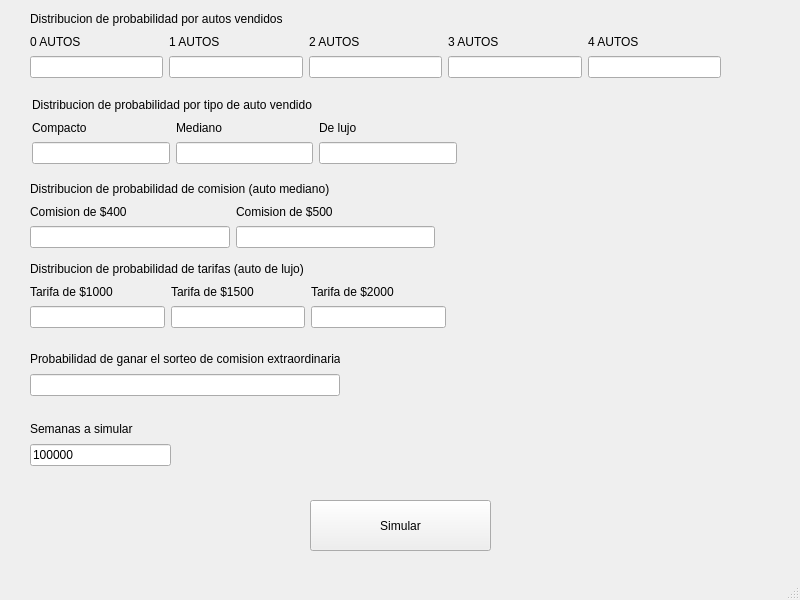
This is TP3 Simulacion/interfazSimuladorAutos.ui in tinchomengo/simulacionTPs as Qt 5 draws it before an edit. The edited form follows.
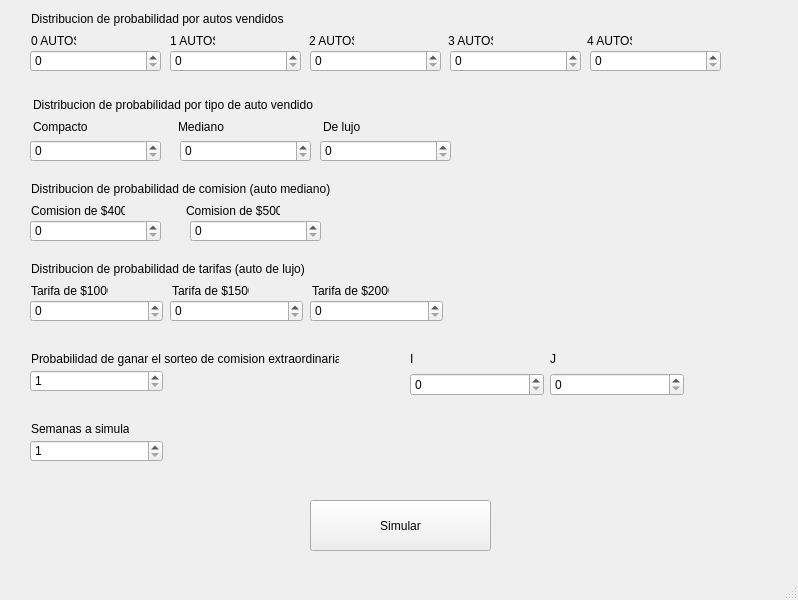
This is the edited form.

Commit message: parte simulacion + interfaz

Patch:
```diff
--- a/TP3 Simulacion/interfazSimuladorAutos.ui
+++ b/TP3 Simulacion/interfazSimuladorAutos.ui
@@ -6,7 +6,7 @@
    <rect>
     <x>0</x>
     <y>0</y>
-    <width>800</width>
+    <width>798</width>
     <height>600</height>
    </rect>
   </property>
@@ -14,35 +14,6 @@
    <string>MainWindow</string>
   </property>
   <widget class="QWidget" name="centralwidget">
-   <widget class="QWidget" name="layoutWidget">
-    <property name="geometry">
-     <rect>
-      <x>30</x>
-      <y>420</y>
-      <width>141</width>
-      <height>46</height>
-     </rect>
-    </property>
-    <layout class="QGridLayout" name="gridLayout_6">
-     <item row="0" column="0">
-      <widget class="QLabel" name="label_19">
-       <property name="text">
-        <string>Semanas a simular</string>
-       </property>
-      </widget>
-     </item>
-     <item row="1" column="0">
-      <widget class="QLineEdit" name="lineEdit_15">
-       <property name="inputMask">
-        <string>1000000</string>
-       </property>
-       <property name="text">
-        <string>100000</string>
-       </property>
-      </widget>
-     </item>
-    </layout>
-   </widget>
    <widget class="QPushButton" name="pushButton">
     <property name="geometry">
      <rect>
@@ -56,306 +27,450 @@
      <string>Simular</string>
     </property>
    </widget>
-   <widget class="QWidget" name="">
+   <widget class="QSpinBox" name="probGanar">
     <property name="geometry">
      <rect>
       <x>30</x>
-      <y>10</y>
-      <width>691</width>
-      <height>68</height>
+      <y>370</y>
+      <width>133</width>
+      <height>22</height>
      </rect>
     </property>
-    <layout class="QGridLayout" name="gridLayout">
-     <item row="0" column="0" colspan="2">
-      <widget class="QLabel" name="label">
-       <property name="text">
-        <string>Distribucion de probabilidad por autos vendidos</string>
-       </property>
-      </widget>
-     </item>
-     <item row="1" column="0">
-      <widget class="QLabel" name="label_2">
-       <property name="text">
-        <string>0 AUTOS</string>
-       </property>
-      </widget>
-     </item>
-     <item row="1" column="1">
-      <widget class="QLabel" name="label_3">
-       <property name="text">
-        <string>1 AUTOS</string>
-       </property>
-      </widget>
-     </item>
-     <item row="1" column="2">
-      <widget class="QLabel" name="label_4">
-       <property name="text">
-        <string>2 AUTOS</string>
-       </property>
-      </widget>
-     </item>
-     <item row="1" column="3">
-      <widget class="QLabel" name="label_5">
-       <property name="text">
-        <string>3 AUTOS</string>
-       </property>
-      </widget>
-     </item>
-     <item row="1" column="4">
-      <widget class="QLabel" name="label_6">
-       <property name="text">
-        <string>4 AUTOS</string>
-       </property>
-      </widget>
-     </item>
-     <item row="2" column="0">
-      <widget class="QLineEdit" name="lineEdit">
-       <property name="inputMask">
-        <string>99</string>
-       </property>
-      </widget>
-     </item>
-     <item row="2" column="1">
-      <widget class="QLineEdit" name="lineEdit_2">
-       <property name="inputMask">
-        <string>99</string>
-       </property>
-      </widget>
-     </item>
-     <item row="2" column="2">
-      <widget class="QLineEdit" name="lineEdit_3">
-       <property name="inputMask">
-        <string>99</string>
-       </property>
-       <property name="text">
-        <string/>
-       </property>
-      </widget>
-     </item>
-     <item row="2" column="3">
-      <widget class="QLineEdit" name="lineEdit_4">
-       <property name="inputMask">
-        <string>99</string>
-       </property>
-      </widget>
-     </item>
-     <item row="2" column="4">
-      <widget class="QLineEdit" name="lineEdit_5">
-       <property name="inputMask">
-        <string>99</string>
-       </property>
-      </widget>
-     </item>
-    </layout>
+    <property name="minimum">
+     <number>1</number>
+    </property>
+    <property name="maximum">
+     <number>100</number>
+    </property>
    </widget>
-   <widget class="QWidget" name="">
+   <widget class="QSpinBox" name="tarifa1">
     <property name="geometry">
      <rect>
-      <x>32</x>
-      <y>96</y>
-      <width>425</width>
-      <height>68</height>
+      <x>30</x>
+      <y>300</y>
+      <width>133</width>
+      <height>22</height>
      </rect>
     </property>
-    <layout class="QGridLayout" name="gridLayout_2">
-     <item row="0" column="0" colspan="2">
-      <widget class="QLabel" name="label_14">
-       <property name="text">
-        <string>Distribucion de probabilidad por tipo de auto vendido</string>
-       </property>
-      </widget>
-     </item>
-     <item row="1" column="0">
-      <widget class="QLabel" name="label_15">
-       <property name="text">
-        <string>Compacto</string>
-       </property>
-      </widget>
-     </item>
-     <item row="1" column="1">
-      <widget class="QLabel" name="label_16">
-       <property name="text">
-        <string>Mediano</string>
-       </property>
-      </widget>
-     </item>
-     <item row="1" column="2">
-      <widget class="QLabel" name="label_17">
-       <property name="text">
-        <string>De lujo</string>
-       </property>
-      </widget>
-     </item>
-     <item row="2" column="0">
-      <widget class="QLineEdit" name="lineEdit_11">
-       <property name="inputMask">
-        <string>99</string>
-       </property>
-      </widget>
-     </item>
-     <item row="2" column="1">
-      <widget class="QLineEdit" name="lineEdit_12">
-       <property name="inputMask">
-        <string>99</string>
-       </property>
-      </widget>
-     </item>
-     <item row="2" column="2">
-      <widget class="QLineEdit" name="lineEdit_13">
-       <property name="inputMask">
-        <string>99</string>
-       </property>
-      </widget>
-     </item>
-    </layout>
    </widget>
-   <widget class="QWidget" name="">
+   <widget class="QSpinBox" name="tarifa2">
     <property name="geometry">
      <rect>
+      <x>170</x>
+      <y>300</y>
+      <width>133</width>
+      <height>22</height>
+     </rect>
+    </property>
+   </widget>
+   <widget class="QSpinBox" name="tarifa3">
+    <property name="geometry">
+     <rect>
+      <x>310</x>
+      <y>300</y>
+      <width>133</width>
+      <height>22</height>
+     </rect>
+    </property>
+   </widget>
+   <widget class="QSpinBox" name="comision1">
+    <property name="geometry">
+     <rect>
       <x>30</x>
-      <y>180</y>
-      <width>405</width>
-      <height>68</height>
+      <y>220</y>
+      <width>131</width>
+      <height>22</height>
      </rect>
     </property>
-    <layout class="QGridLayout" name="gridLayout_3">
-     <item row="2" column="1">
-      <widget class="QLineEdit" name="lineEdit_6">
-       <property name="inputMask">
-        <string>99</string>
-       </property>
-       <property name="text">
-        <string/>
-       </property>
-      </widget>
-     </item>
-     <item row="1" column="1">
-      <widget class="QLabel" name="label_7">
-       <property name="text">
-        <string>Comision de $500</string>
-       </property>
-      </widget>
-     </item>
-     <item row="1" column="0">
-      <widget class="QLabel" name="label_8">
-       <property name="text">
-        <string>Comision de $400</string>
-       </property>
-      </widget>
-     </item>
-     <item row="2" column="0">
-      <widget class="QLineEdit" name="lineEdit_7">
-       <property name="inputMask">
-        <string>99</string>
-       </property>
-       <property name="text">
-        <string/>
-       </property>
-      </widget>
-     </item>
-     <item row="0" column="0" colspan="2">
-      <widget class="QLabel" name="label_9">
-       <property name="text">
-        <string>Distribucion de probabilidad de comision (auto mediano)</string>
-       </property>
-      </widget>
-     </item>
-    </layout>
    </widget>
-   <widget class="QWidget" name="">
+   <widget class="QSpinBox" name="comision2">
     <property name="geometry">
      <rect>
+      <x>190</x>
+      <y>220</y>
+      <width>131</width>
+      <height>22</height>
+     </rect>
+    </property>
+   </widget>
+   <widget class="QSpinBox" name="compacto">
+    <property name="geometry">
+     <rect>
       <x>30</x>
-      <y>260</y>
-      <width>416</width>
-      <height>68</height>
+      <y>140</y>
+      <width>131</width>
+      <height>22</height>
      </rect>
     </property>
-    <layout class="QGridLayout" name="gridLayout_4">
-     <item row="0" column="0" colspan="2">
-      <widget class="QLabel" name="label_12">
-       <property name="text">
-        <string>Distribucion de probabilidad de tarifas (auto de lujo)</string>
-       </property>
-      </widget>
-     </item>
-     <item row="1" column="0">
-      <widget class="QLabel" name="label_11">
-       <property name="text">
-        <string>Tarifa de $1000</string>
-       </property>
-      </widget>
-     </item>
-     <item row="1" column="1">
-      <widget class="QLabel" name="label_10">
-       <property name="text">
-        <string>Tarifa de $1500</string>
-       </property>
-      </widget>
-     </item>
-     <item row="1" column="2">
-      <widget class="QLabel" name="label_13">
-       <property name="text">
-        <string>Tarifa de $2000</string>
-       </property>
-      </widget>
-     </item>
-     <item row="2" column="0">
-      <widget class="QLineEdit" name="lineEdit_9">
-       <property name="inputMask">
-        <string>99</string>
-       </property>
-       <property name="text">
-        <string/>
-       </property>
-      </widget>
-     </item>
-     <item row="2" column="1">
-      <widget class="QLineEdit" name="lineEdit_8">
-       <property name="inputMask">
-        <string>99</string>
-       </property>
-       <property name="text">
-        <string/>
-       </property>
-      </widget>
-     </item>
-     <item row="2" column="2">
-      <widget class="QLineEdit" name="lineEdit_10">
-       <property name="inputMask">
-        <string>99</string>
-       </property>
-       <property name="text">
-        <string/>
-       </property>
-      </widget>
-     </item>
-    </layout>
    </widget>
-   <widget class="QWidget" name="">
+   <widget class="QSpinBox" name="mediano">
     <property name="geometry">
      <rect>
+      <x>180</x>
+      <y>140</y>
+      <width>131</width>
+      <height>22</height>
+     </rect>
+    </property>
+   </widget>
+   <widget class="QSpinBox" name="lujo">
+    <property name="geometry">
+     <rect>
+      <x>320</x>
+      <y>140</y>
+      <width>131</width>
+      <height>22</height>
+     </rect>
+    </property>
+   </widget>
+   <widget class="QSpinBox" name="auto0">
+    <property name="geometry">
+     <rect>
       <x>30</x>
+      <y>50</y>
+      <width>131</width>
+      <height>22</height>
+     </rect>
+    </property>
+   </widget>
+   <widget class="QSpinBox" name="auto1">
+    <property name="geometry">
+     <rect>
+      <x>170</x>
+      <y>50</y>
+      <width>131</width>
+      <height>22</height>
+     </rect>
+    </property>
+   </widget>
+   <widget class="QSpinBox" name="auto2">
+    <property name="geometry">
+     <rect>
+      <x>310</x>
+      <y>50</y>
+      <width>131</width>
+      <height>22</height>
+     </rect>
+    </property>
+   </widget>
+   <widget class="QSpinBox" name="auto3">
+    <property name="geometry">
+     <rect>
+      <x>450</x>
+      <y>50</y>
+      <width>131</width>
+      <height>22</height>
+     </rect>
+    </property>
+   </widget>
+   <widget class="QSpinBox" name="auto4">
+    <property name="geometry">
+     <rect>
+      <x>590</x>
+      <y>50</y>
+      <width>131</width>
+      <height>22</height>
+     </rect>
+    </property>
+   </widget>
+   <widget class="QSpinBox" name="semanas">
+    <property name="geometry">
+     <rect>
+      <x>30</x>
+      <y>440</y>
+      <width>133</width>
+      <height>22</height>
+     </rect>
+    </property>
+    <property name="minimum">
+     <number>1</number>
+    </property>
+    <property name="maximum">
+     <number>100000</number>
+    </property>
+   </widget>
+   <widget class="QLabel" name="label_18">
+    <property name="geometry">
+     <rect>
+      <x>31</x>
+      <y>351</y>
+      <width>308</width>
+      <height>16</height>
+     </rect>
+    </property>
+    <property name="text">
+     <string>Probabilidad de ganar el sorteo de comision extraordinaria</string>
+    </property>
+   </widget>
+   <widget class="QLabel" name="label_10">
+    <property name="geometry">
+     <rect>
+      <x>172</x>
+      <y>283</y>
+      <width>77</width>
+      <height>16</height>
+     </rect>
+    </property>
+    <property name="text">
+     <string>Tarifa de $1500</string>
+    </property>
+   </widget>
+   <widget class="QLabel" name="label_13">
+    <property name="geometry">
+     <rect>
+      <x>312</x>
+      <y>283</y>
+      <width>77</width>
+      <height>16</height>
+     </rect>
+    </property>
+    <property name="text">
+     <string>Tarifa de $2000</string>
+    </property>
+   </widget>
+   <widget class="QLabel" name="label_12">
+    <property name="geometry">
+     <rect>
+      <x>31</x>
+      <y>261</y>
+      <width>275</width>
+      <height>16</height>
+     </rect>
+    </property>
+    <property name="text">
+     <string>Distribucion de probabilidad de tarifas (auto de lujo)</string>
+    </property>
+   </widget>
+   <widget class="QLabel" name="label_11">
+    <property name="geometry">
+     <rect>
+      <x>31</x>
+      <y>283</y>
+      <width>77</width>
+      <height>16</height>
+     </rect>
+    </property>
+    <property name="text">
+     <string>Tarifa de $1000</string>
+    </property>
+   </widget>
+   <widget class="QLabel" name="label_7">
+    <property name="geometry">
+     <rect>
+      <x>186</x>
+      <y>203</y>
+      <width>94</width>
+      <height>16</height>
+     </rect>
+    </property>
+    <property name="text">
+     <string>Comision de $500</string>
+    </property>
+   </widget>
+   <widget class="QLabel" name="label_8">
+    <property name="geometry">
+     <rect>
+      <x>31</x>
+      <y>203</y>
+      <width>94</width>
+      <height>16</height>
+     </rect>
+    </property>
+    <property name="text">
+     <string>Comision de $400</string>
+    </property>
+   </widget>
+   <widget class="QLabel" name="label_9">
+    <property name="geometry">
+     <rect>
+      <x>31</x>
+      <y>181</y>
+      <width>303</width>
+      <height>16</height>
+     </rect>
+    </property>
+    <property name="text">
+     <string>Distribucion de probabilidad de comision (auto mediano)</string>
+    </property>
+   </widget>
+   <widget class="QLabel" name="label_14">
+    <property name="geometry">
+     <rect>
+      <x>33</x>
+      <y>97</y>
+      <width>284</width>
+      <height>16</height>
+     </rect>
+    </property>
+    <property name="text">
+     <string>Distribucion de probabilidad por tipo de auto vendido</string>
+    </property>
+   </widget>
+   <widget class="QLabel" name="label_15">
+    <property name="geometry">
+     <rect>
+      <x>33</x>
+      <y>119</y>
+      <width>56</width>
+      <height>16</height>
+     </rect>
+    </property>
+    <property name="text">
+     <string>Compacto</string>
+    </property>
+   </widget>
+   <widget class="QLabel" name="label_16">
+    <property name="geometry">
+     <rect>
+      <x>178</x>
+      <y>119</y>
+      <width>47</width>
+      <height>16</height>
+     </rect>
+    </property>
+    <property name="text">
+     <string>Mediano</string>
+    </property>
+   </widget>
+   <widget class="QLabel" name="label_17">
+    <property name="geometry">
+     <rect>
+      <x>323</x>
+      <y>119</y>
+      <width>37</width>
+      <height>16</height>
+     </rect>
+    </property>
+    <property name="text">
+     <string>De lujo</string>
+    </property>
+   </widget>
+   <widget class="QLabel" name="label_6">
+    <property name="geometry">
+     <rect>
+      <x>587</x>
+      <y>33</y>
+      <width>45</width>
+      <height>16</height>
+     </rect>
+    </property>
+    <property name="text">
+     <string>4 AUTOS</string>
+    </property>
+   </widget>
+   <widget class="QLabel" name="label_5">
+    <property name="geometry">
+     <rect>
+      <x>448</x>
+      <y>33</y>
+      <width>45</width>
+      <height>16</height>
+     </rect>
+    </property>
+    <property name="text">
+     <string>3 AUTOS</string>
+    </property>
+   </widget>
+   <widget class="QLabel" name="label_2">
+    <property name="geometry">
+     <rect>
+      <x>31</x>
+      <y>33</y>
+      <width>45</width>
+      <height>16</height>
+     </rect>
+    </property>
+    <property name="text">
+     <string>0 AUTOS</string>
+    </property>
+   </widget>
+   <widget class="QLabel" name="label">
+    <property name="geometry">
+     <rect>
+      <x>31</x>
+      <y>11</y>
+      <width>254</width>
+      <height>16</height>
+     </rect>
+    </property>
+    <property name="text">
+     <string>Distribucion de probabilidad por autos vendidos</string>
+    </property>
+   </widget>
+   <widget class="QLabel" name="label_3">
+    <property name="geometry">
+     <rect>
+      <x>170</x>
+      <y>33</y>
+      <width>45</width>
+      <height>16</height>
+     </rect>
+    </property>
+    <property name="text">
+     <string>1 AUTOS</string>
+    </property>
+   </widget>
+   <widget class="QLabel" name="label_4">
+    <property name="geometry">
+     <rect>
+      <x>309</x>
+      <y>33</y>
+      <width>45</width>
+      <height>16</height>
+     </rect>
+    </property>
+    <property name="text">
+     <string>2 AUTOS</string>
+    </property>
+   </widget>
+   <widget class="QLabel" name="label_19">
+    <property name="geometry">
+     <rect>
+      <x>31</x>
+      <y>421</y>
+      <width>98</width>
+      <height>16</height>
+     </rect>
+    </property>
+    <property name="text">
+     <string>Semanas a simular</string>
+    </property>
+   </widget>
+   <widget class="QWidget" name="">
+    <property name="geometry">
+     <rect>
+      <x>410</x>
       <y>350</y>
-      <width>310</width>
+      <width>274</width>
       <height>46</height>
      </rect>
     </property>
-    <layout class="QGridLayout" name="gridLayout_5">
+    <layout class="QGridLayout" name="gridLayout">
+     <item row="0" column="1">
+      <widget class="QLabel" name="J">
+       <property name="text">
+        <string>J</string>
+       </property>
+      </widget>
+     </item>
      <item row="0" column="0">
-      <widget class="QLabel" name="label_18">
+      <widget class="QLabel" name="I">
        <property name="text">
-        <string>Probabilidad de ganar el sorteo de comision extraordinaria</string>
+        <string>I</string>
        </property>
       </widget>
      </item>
      <item row="1" column="0">
-      <widget class="QLineEdit" name="lineEdit_14">
-       <property name="inputMask">
-        <string>99</string>
+      <widget class="QSpinBox" name="valor_i">
+       <property name="maximum">
+        <number>100000</number>
        </property>
-       <property name="text">
-        <string/>
+      </widget>
+     </item>
+     <item row="1" column="1">
+      <widget class="QSpinBox" name="valor_j">
+       <property name="maximum">
+        <number>1000</number>
        </property>
       </widget>
      </item>
```
The commit also changes 2 other files.
